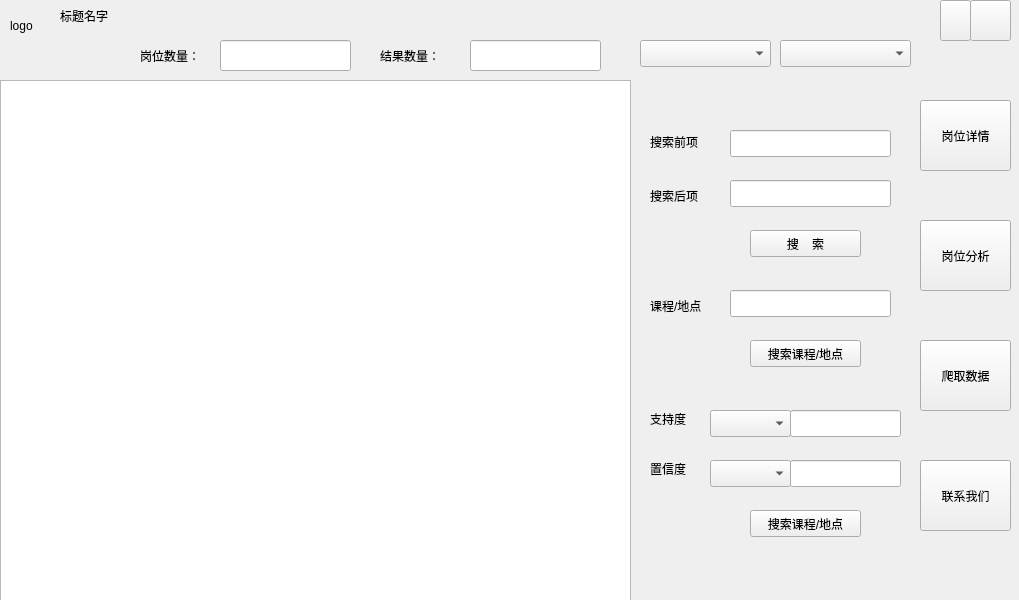
Above: main_widget.ui from kkfuwfny/analysis_of_internet_jobs before the change. Below: the same form after it.
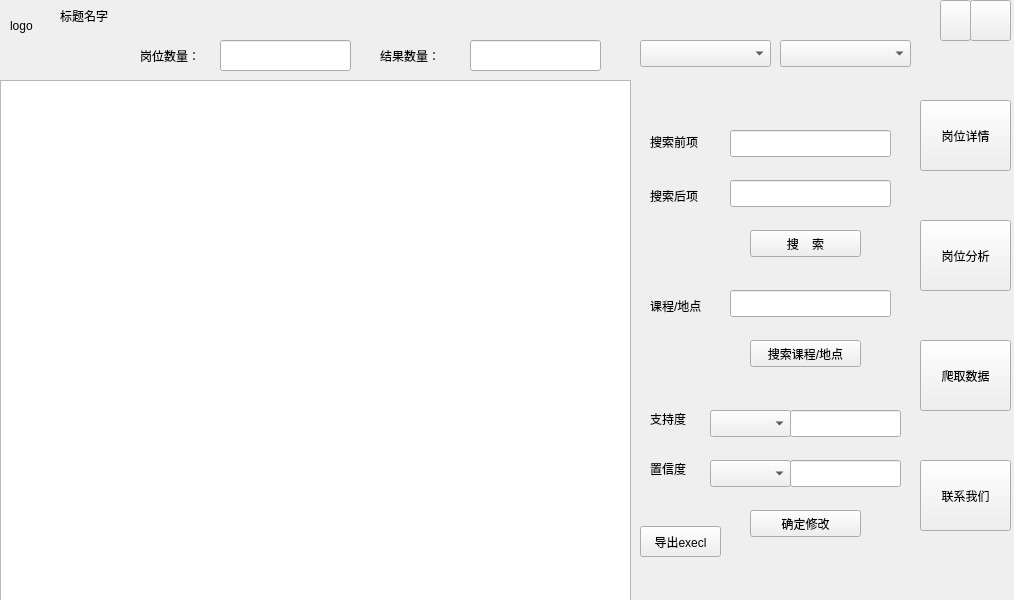
That is the form after the change. The open tabs and pages were chosen to show the change.

Commit message: add main_widget.ui Ui_main_widget.py apriori.py (has export job details to excel in 2015.6.8 14:12)

What changed in the file:
```diff
--- a/main_widget.ui
+++ b/main_widget.ui
@@ -6,7 +6,7 @@
    <rect>
     <x>0</x>
     <y>0</y>
-    <width>1019</width>
+    <width>1014</width>
     <height>600</height>
    </rect>
   </property>
@@ -365,6 +365,9 @@
      </property>
     </widget>
     <widget class="QPushButton" name="btn_modify_support_and_confidence">
+     <property name="enabled">
+      <bool>true</bool>
+     </property>
      <property name="geometry">
       <rect>
        <x>750</x>
@@ -374,7 +377,23 @@
       </rect>
      </property>
      <property name="text">
-      <string>搜索课程/地点</string>
+      <string>确定修改</string>
+     </property>
+    </widget>
+    <widget class="QPushButton" name="btn_export_excel">
+     <property name="enabled">
+      <bool>true</bool>
+     </property>
+     <property name="geometry">
+      <rect>
+       <x>640</x>
+       <y>496</y>
+       <width>81</width>
+       <height>31</height>
+      </rect>
+     </property>
+     <property name="text">
+      <string>导出execl</string>
      </property>
     </widget>
    </widget>
```
Left out of the diff: 28 changed lines with no effect on the pictures. The commit also changes 2 other files.
